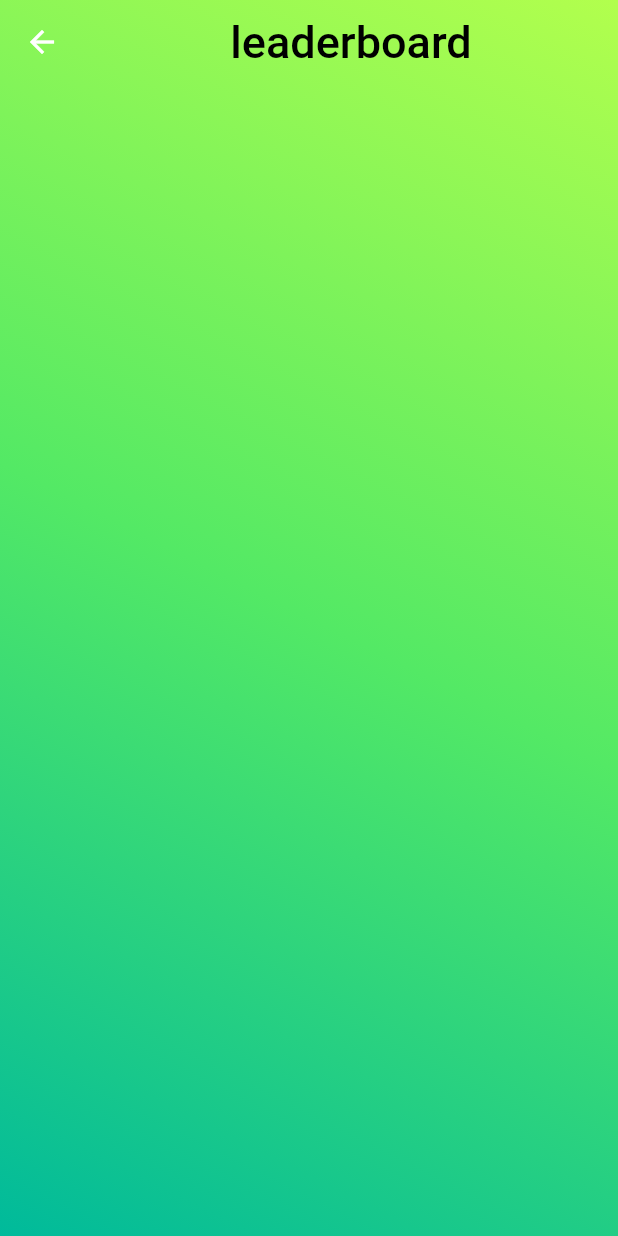
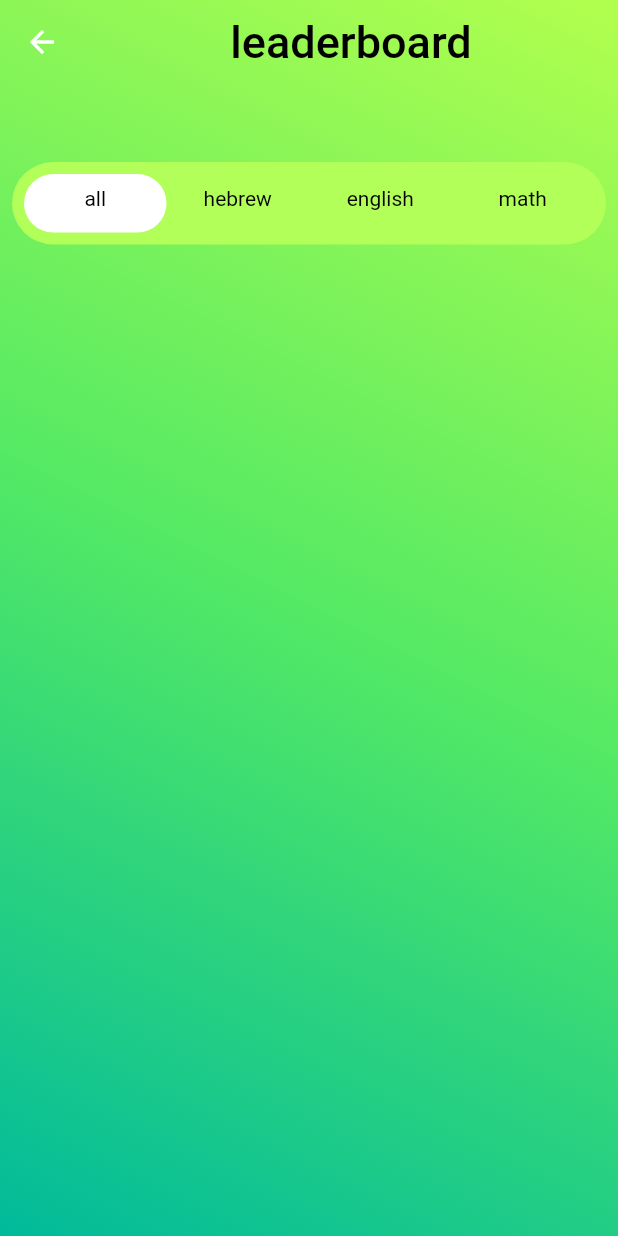
Before and after one commit to BenHasaiag71704/GDDemo, a Flutter app: the screen it shows once a user with an empty profile is signed in, after a tap on "leaderboard", on a phone screen of 412 x 824 dp. Run offline on Flutter 3.47's test engine with Material 2 defaults, Android fonts, the phone set to English and light mode, and no system bars; our stand-ins replace cloud_firestore, firebase_auth, firebase_core, get; accounts and stored records are empty.

Commit message:
עיצוב מסך לידבוארד

```diff
--- a/my_project_trivia/lib/screens/home_screen.dart
+++ b/my_project_trivia/lib/screens/home_screen.dart
@@ -174,6 +174,19 @@ class _HomeScreenState extends State<HomeScreen> {
                       //math
                       Column(
                         children: [
+                          Column(
+                            children: [
+                              Text(
+                                "בחר מתמטיקה",
+                                style: TextStyle(color: Colors.black),
+                              ),
+                              Icon(
+                                Icons.pin_rounded,
+                                color: Colors.grey,
+                                size: 75,
+                              ),
+                            ],
+                          ),
                           Switch(
                             value: isMath,
                             onChanged: (value) {
@@ -199,24 +212,25 @@ class _HomeScreenState extends State<HomeScreen> {
                             activeTrackColor: Colors.lightGreenAccent,
                             activeColor: Colors.lightBlue[400],
                           ),
-                          Column(
-                            children: [
-                              Text(
-                                "בחר מתמטיקה",
-                                style: TextStyle(color: Colors.black),
-                              ),
-                              Icon(
-                                Icons.pin_rounded,
-                                color: Colors.grey,
-                              )
-                            ],
-                          ),
                         ],
                       ),
                       // hebrew
                       SizedBox(width: 50),
                       Column(
                         children: [
+                          Column(
+                            children: [
+                              Text(
+                                "בחר עברית",
+                                style: TextStyle(color: Colors.black),
+                              ),
+                              Icon(
+                                Icons.history_edu,
+                                color: Colors.grey,
+                                size: 75,
+                              )
+                            ],
+                          ),
                           Switch(
                             value: isHebrew,
                             onChanged: (value) {
@@ -240,24 +254,23 @@ class _HomeScreenState extends State<HomeScreen> {
                             activeTrackColor: Colors.lightGreenAccent,
                             activeColor: Colors.lightBlue[400],
                           ),
-                          Column(
-                            children: [
-                              Text(
-                                "בחר עברית",
-                                style: TextStyle(color: Colors.black),
-                              ),
-                              Icon(
-                                Icons.history_edu,
-                                color: Colors.grey,
-                              )
-                            ],
-                          ),
                         ],
                       ),
                       SizedBox(width: 50),
                       // english
                       Column(
                         children: [
+                          Column(
+                            children: [
+                              Text("בחר אנגלית",
+                                  style: TextStyle(color: Colors.black)),
+                              Icon(
+                                Icons.sort_by_alpha,
+                                color: Colors.grey,
+                                size: 75,
+                              )
+                            ],
+                          ),
                           Switch(
                             value: isEnglish,
                             onChanged: (value) {
@@ -284,16 +297,6 @@ class _HomeScreenState extends State<HomeScreen> {
                             inactiveThumbColor: Colors.grey[300],
                             activeTrackColor: Colors.lightGreenAccent,
                             activeColor: Colors.lightBlue[400],
-                          ),
-                          Column(
-                            children: [
-                              Text("בחר אנגלית",
-                                  style: TextStyle(color: Colors.black)),
-                              Icon(
-                                Icons.sort_by_alpha,
-                                color: Colors.grey,
-                              )
-                            ],
                           ),
                         ],
                       ),
@@ -380,20 +383,23 @@ class _HomeScreenState extends State<HomeScreen> {
                     ),
                   ),
 
-                  Row(
+                  FittedBox(
+                    child: Row(
                       mainAxisAlignment: MainAxisAlignment.spaceBetween,
                       children: [
                         ElevatedButton.icon(
                           onPressed: () {
                             userDataCollect.setHebrewScore(
                                 Provider.of<UserAnswers>(context, listen: false)
-                                  .getHebrewScore(Provider.of<AppUser>(context,
+                                    .getHebrewScore(Provider.of<AppUser>(
+                                            context,
                                             listen: false)
                                         .uid!));
 
                             userDataCollect.setEnglishScore(
                                 Provider.of<UserAnswers>(context, listen: false)
-                                  .getEnglishScore(Provider.of<AppUser>(context,
+                                    .getEnglishScore(Provider.of<AppUser>(
+                                            context,
                                             listen: false)
                                         .uid!));
 
@@ -411,7 +417,8 @@ class _HomeScreenState extends State<HomeScreen> {
                             userDataCollect.setLostPoint(
                                 userDataCollect.totalPoint,
                                 Provider.of<UserAnswers>(context, listen: false)
-                                  .getSingleUserQnAnswerd(userDataCollect.uid));
+                                    .getSingleUserQnAnswerd(
+                                        userDataCollect.uid));
                             Navigator.of(context).push(
                               MaterialPageRoute(
                                 builder: (ctx) => UserInfoScreen(),
@@ -440,8 +447,8 @@ class _HomeScreenState extends State<HomeScreen> {
                             ),
                             primary: Colors.lightGreenAccent.shade100,
                           ),
-                        icon: Icon(Icons.chat),
-                        label: Text("Go Online!"),
+                          icon: Icon(Icons.support_agent),
+                          label: Text("Report a bug!"),
                         ),
                         ElevatedButton.icon(
                           icon: Icon(Icons.leaderboard),
@@ -461,6 +468,7 @@ class _HomeScreenState extends State<HomeScreen> {
                           ),
                         ),
                       ],
+                    ),
                   ),
                 ],
               ),
--- /dev/null
+++ b/my_project_trivia/lib/widgets/toggle_bar.dart
@@ -0,0 +1,101 @@
+library toggle_bar;
+
+import 'dart:collection';
+import 'package:flutter/material.dart';
+import 'package:flutter/widgets.dart';
+
+class ToggleBar extends StatefulWidget {
+  final TextStyle labelTextStyle;
+  final Color backgroundColor;
+  final BoxBorder? backgroundBorder;
+  final Color selectedTabColor;
+  final Color selectedTextColor;
+  final Color textColor;
+  final List<String> labels;
+  final Function(int)? onSelectionUpdated;
+  ToggleBar(
+      {required this.labels,
+      this.backgroundColor = Colors.black,
+      this.backgroundBorder,
+      this.selectedTabColor = Colors.deepPurple,
+      this.selectedTextColor = Colors.white,
+      this.textColor = Colors.black,
+      this.labelTextStyle = const TextStyle(),
+      this.onSelectionUpdated});
+  @override
+  State<StatefulWidget> createState() {
+    return _ToggleBarState();
+  }
+}
+
+class _ToggleBarState extends State<ToggleBar> {
+  LinkedHashMap<String, bool> _hashMap = LinkedHashMap();
+  int _selectedIndex = 0;
+  @override
+  void initState() {
+    _hashMap = LinkedHashMap.fromIterable(widget.labels,
+        value: (value) => value = false);
+    _hashMap[widget.labels[0]] = true;
+    super.initState();
+  }
+
+  @override
+  Widget build(BuildContext context) {
+    return Container(
+        height: 55,
+        margin: EdgeInsets.all(8.0),
+        padding: EdgeInsets.all(8.0),
+        decoration: BoxDecoration(
+            color: widget.backgroundColor,
+            border: widget.backgroundBorder,
+            borderRadius: BorderRadius.circular(55)),
+        child: ListView.builder(
+            itemCount: widget.labels.length,
+            scrollDirection: Axis.horizontal,
+            itemBuilder: (context, index) {
+              return GestureDetector(
+                  child: Container(
+                      width: (MediaQuery.of(context).size.width - 32) /
+                          widget.labels.length,
+                      padding:
+                          EdgeInsets.only(left: 5, right: 5, top: 8, bottom: 8),
+                      child: Text(_hashMap.keys.elementAt(index),
+                          textAlign: TextAlign.center,
+                          style: widget.labelTextStyle.apply(
+                              color: _hashMap.values.elementAt(index)
+                                  ? widget.selectedTextColor
+                                  : widget.textColor)),
+                      decoration: BoxDecoration(
+                          color: _hashMap.values.elementAt(index)
+                              ? widget.selectedTabColor
+                              : null,
+                          borderRadius: BorderRadius.circular(50))),
+                  onHorizontalDragUpdate: (dragUpdate) async {
+                    int calculatedIndex = ((widget.labels.length *
+                                    (dragUpdate.globalPosition.dx /
+                                        (MediaQuery.of(context).size.width -
+                                            32)))
+                                .round() -
+                            1)
+                        .clamp(0, widget.labels.length - 1);
+                    if (calculatedIndex != _selectedIndex) {
+                      _updateSelection(calculatedIndex);
+                    }
+                  },
+                  onTap: () async {
+                    if (index != _selectedIndex) {
+                      _updateSelection(index);
+                    }
+                  });
+            }));
+  }
+
+  _updateSelection(int index) {
+    setState(() {
+      _selectedIndex = index;
+      widget.onSelectionUpdated!(_selectedIndex);
+      _hashMap.updateAll((label, selected) => selected = false);
+      _hashMap[_hashMap.keys.elementAt(index)] = true;
+    });
+  }
+}
```
Also changed, not shown: my_project_trivia/lib/providers/questions.dart (+16 -0 lines), my_project_trivia/lib/screens/leaderboard_screen.dart (+85 -21 lines). Lines whose indentation alone changed are shown as unchanged.
